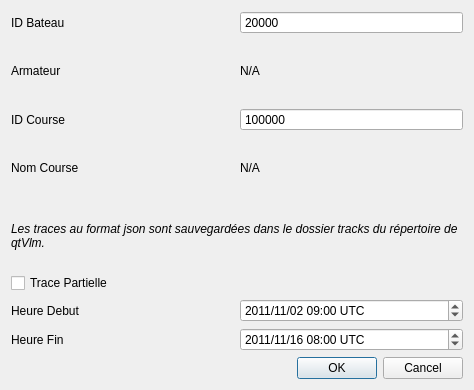
Before: the Qt Designer form src/Ui/DialogDownloadTracks.ui in nohal/qtVlm, drawn with Qt 5.
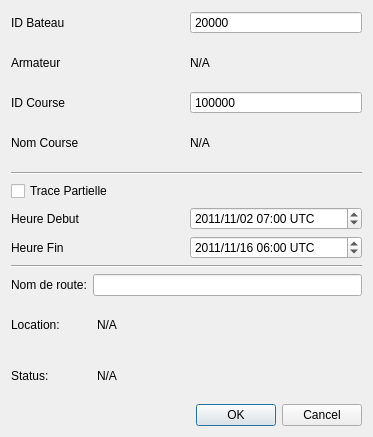
After: the same form once the commit is applied.

Commit message: Route name based upon User Name. Displays cached file Name. Translations.

```diff
--- a/src/Ui/DialogDownloadTracks.ui
+++ b/src/Ui/DialogDownloadTracks.ui
@@ -6,15 +6,13 @@
    <rect>
     <x>0</x>
     <y>0</y>
-    <width>474</width>
-    <height>390</height>
+    <width>373</width>
+    <height>437</height>
    </rect>
   </property>
   <property name="windowTitle">
    <string>Banque des Traces VLM</string>
   </property>
-  <layout class="QHBoxLayout" name="horizontalLayout_7">
-   <item>
     <layout class="QVBoxLayout" name="verticalLayout">
      <item>
       <layout class="QHBoxLayout" name="horizontalLayout_4">
@@ -110,20 +108,9 @@
       </layout>
      </item>
      <item>
-      <widget class="QLabel" name="CacheDescLabel">
-       <property name="font">
-        <font>
-         <italic>true</italic>
-        </font>
-       </property>
-       <property name="text">
-        <string>Les traces au format json sont sauvegardées dans le dossier tracks du répertoire de qtVlm.</string>
-       </property>
-       <property name="alignment">
-        <set>Qt::AlignLeading|Qt::AlignLeft|Qt::AlignVCenter</set>
-       </property>
-       <property name="wordWrap">
-        <bool>true</bool>
+    <widget class="Line" name="line">
+     <property name="orientation">
+      <enum>Qt::Horizontal</enum>
        </property>
       </widget>
      </item>
@@ -153,7 +140,7 @@
          </property>
          <property name="dateTime">
           <datetime>
-           <hour>9</hour>
+         <hour>7</hour>
            <minute>0</minute>
            <second>0</second>
            <year>2011</year>
@@ -184,7 +171,7 @@
         <widget class="QDateTimeEdit" name="endTimeEdit">
          <property name="dateTime">
           <datetime>
-           <hour>8</hour>
+         <hour>6</hour>
            <minute>0</minute>
            <second>0</second>
            <year>2011</year>
@@ -202,6 +189,75 @@
        </item>
       </layout>
      </item>
+   <item>
+    <widget class="Line" name="line_2">
+     <property name="orientation">
+      <enum>Qt::Horizontal</enum>
+     </property>
+    </widget>
+   </item>
+   <item>
+    <layout class="QHBoxLayout" name="horizontalLayout_9">
+     <item>
+      <widget class="QLabel" name="labelRouteName">
+       <property name="text">
+        <string>Nom de route:</string>
+       </property>
+      </widget>
+     </item>
+     <item>
+      <widget class="QLineEdit" name="editRouteName"/>
+     </item>
+    </layout>
+   </item>
+   <item>
+    <layout class="QHBoxLayout" name="horizontalLayout_7">
+     <item>
+      <widget class="QLabel" name="labelPath">
+       <property name="maximumSize">
+        <size>
+         <width>80</width>
+         <height>16777215</height>
+        </size>
+       </property>
+       <property name="text">
+        <string>Location:</string>
+       </property>
+      </widget>
+     </item>
+     <item>
+      <widget class="QLabel" name="labelPathName">
+       <property name="text">
+        <string>N/A</string>
+       </property>
+      </widget>
+     </item>
+    </layout>
+   </item>
+   <item>
+    <layout class="QHBoxLayout" name="horizontalLayout_8">
+     <item>
+      <widget class="QLabel" name="labelStatus">
+       <property name="maximumSize">
+        <size>
+         <width>80</width>
+         <height>16777215</height>
+        </size>
+       </property>
+       <property name="text">
+        <string>Status:</string>
+       </property>
+      </widget>
+     </item>
+     <item>
+      <widget class="QLabel" name="labelFileName">
+       <property name="text">
+        <string>N/A</string>
+       </property>
+      </widget>
+     </item>
+    </layout>
+   </item>
      <item>
       <widget class="QDialogButtonBox" name="buttonBox">
        <property name="orientation">
@@ -213,8 +269,10 @@
       </widget>
      </item>
     </layout>
-   </item>
-  </layout>
+  <zorder>frameTrackCheckBox</zorder>
+  <zorder>buttonBox</zorder>
+  <zorder>line</zorder>
+  <zorder>line_2</zorder>
  </widget>
  <resources/>
  <connections>
```
Left out of the diff: 6 changed lines with no effect on the pictures. Lines whose indentation alone changed are shown as unchanged. The commit also changes 6 other files.
